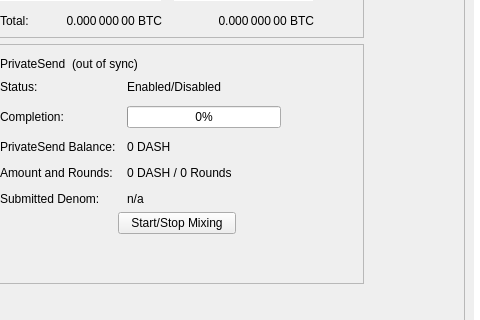
This is src/qt/forms/overviewpage.ui in hitboxaltcoin/vuicoin as Qt 5 draws it before an edit; both pictures show x 115 to 595 and y 178 to 498 of the 960 by 585 pixel window. The edited form follows.
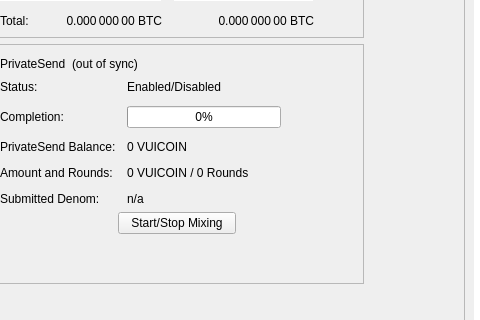
This is the edited form.

Commit message: DASH to VUICOIN

Patch:
```diff
--- a/src/qt/forms/overviewpage.ui
+++ b/src/qt/forms/overviewpage.ui
@@ -455,7 +455,7 @@
             <item row="2" column="1">
              <widget class="QLabel" name="labelAnonymized">
               <property name="text">
-               <string notr="true">0 DASH</string>
+               <string notr="true">0 VUICOIN</string>
               </property>
              </widget>
             </item>
@@ -469,7 +469,7 @@
             <item row="3" column="1">
              <widget class="QLabel" name="labelAmountRounds">
               <property name="text">
-               <string>0 DASH / 0 Rounds</string>
+               <string>0 VUICOIN / 0 Rounds</string>
               </property>
              </widget>
             </item>
```
The commit also changes 99 other files.
